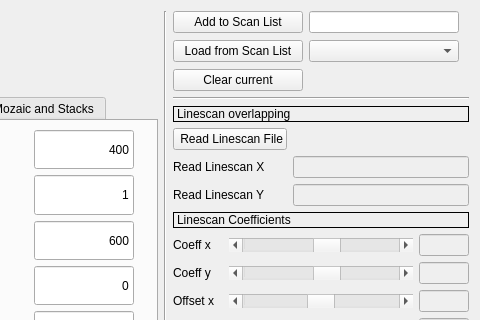
Before: the Qt Designer form oct_galvos_form.ui in flesage/micro-oct-acq, drawn with Qt 5; both pictures show x 150 to 630 and y 0 to 320 of the 630 by 902 pixel window.
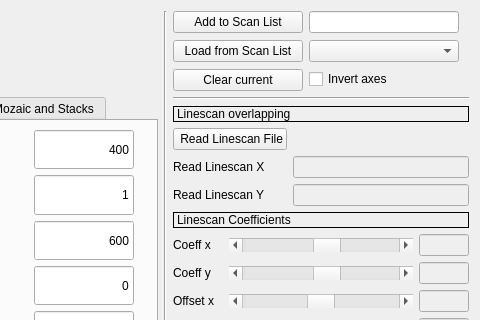
After: the same form once the commit is applied. Icons and pictures are not drawn.

Commit message: added invert axis and save changes

The edit to the form file:
```diff
--- a/oct_galvos_form.ui
+++ b/oct_galvos_form.ui
@@ -1655,6 +1655,13 @@
          </property>
         </widget>
        </item>
+       <item row="2" column="1">
+        <widget class="QCheckBox" name="checkBox_invertAxes">
+         <property name="text">
+          <string>Invert axes</string>
+         </property>
+        </widget>
+       </item>
       </layout>
      </item>
      <item>
```
The commit also changes 5 other files.
